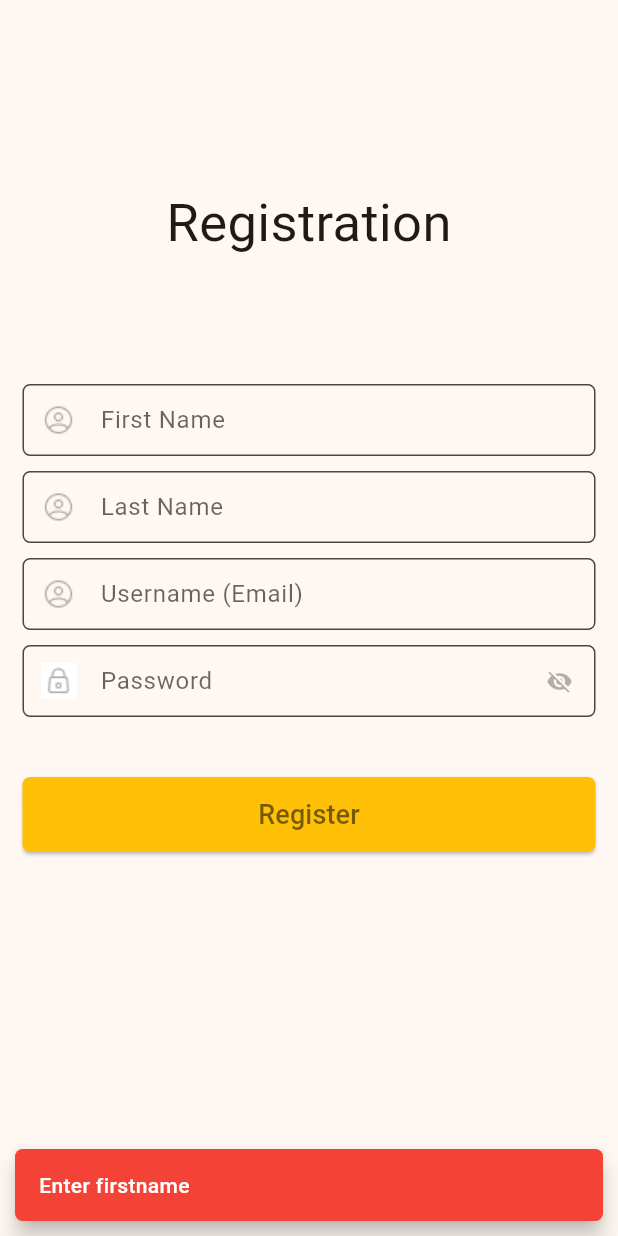
After one commit to flutterdevneeraj/aws_cognito_sample, a Flutter app: the RegistrationScreen screen opened directly, after a tap on "Register", on a phone screen of 412 x 824 dp. The commit adds this screen. Run offline on Flutter 3.47's test engine with Material 3 defaults, Android fonts, the phone set to English and light mode, and no system bars; our stand-ins replace flutter_dotenv, get; missing offline and left inert: amazon_cognito_identity_dart_2.

Commit message:
registration page create
registration page create

```diff
--- a/lib/authentication_module/controller/login_controller.dart
+++ b/lib/authentication_module/controller/login_controller.dart
@@ -64,4 +64,6 @@ class LoginController extends GetxController{
       }
     }
   }
+
+  void login() {}
 }
--- /dev/null
+++ b/lib/authentication_module/controller/registration_controller.dart
@@ -0,0 +1,68 @@
+import 'package:amazon_cognito_identity_dart_2/cognito.dart';
+import 'package:flutter/material.dart';
+import 'package:flutter_dotenv/flutter_dotenv.dart';
+import 'package:get/get.dart';
+
+import '../../common_module/view/widget/custom_snackbar.dart';
+
+class RegistrationController extends GetxController {
+  late FocusNode firstnameFocus = FocusNode();
+  late FocusNode lastnameFocus = FocusNode();
+  late FocusNode usernameFocus = FocusNode();
+  late FocusNode passwordFocus = FocusNode();
+  late TextEditingController firstname;
+  late TextEditingController lastname;
+  late TextEditingController username;
+  late TextEditingController password;
+  var data;
+
+  @override
+  void onInit() {
+    firstnameFocus = FocusNode();
+    lastnameFocus = FocusNode();
+    usernameFocus = FocusNode();
+    passwordFocus = FocusNode();
+    firstname = TextEditingController();
+    lastname = TextEditingController();
+    username = TextEditingController();
+    password = TextEditingController();
+    // TODO: implement onInit
+    super.onInit();
+  }
+
+  final userPool = CognitoUserPool(
+    '${(dotenv.env['POOL_ID'])}',
+    '${(dotenv.env['CLIENT_ID'])}',
+  );
+
+  registerUser() async {
+    String firstName = firstname.text.trim();
+    String lastName = lastname.text.trim();
+    String user = username.text.trim();
+    String pass = password.text.trim();
+    if (firstName.isEmpty) {
+      showCustomSnackBar('Enter firstname');
+    } else if (lastName.isEmpty) {
+      showCustomSnackBar('Enter lastname');
+    } else if (user.isEmpty) {
+      showCustomSnackBar('Enter username');
+    } else if (pass.isEmpty) {
+      showCustomSnackBar('Enter password');
+    } else {
+      final userAttributes = [
+        AttributeArg(name: 'first_name', value: firstName),
+        AttributeArg(name: 'last_name', value: lastName),
+      ];
+      try {
+        data = await userPool.signUp(
+          user,
+          pass,
+          userAttributes: userAttributes,
+        );
+        print(data);
+      } catch (e) {
+        print(e);
+      }
+    }
+  }
+}
--- /dev/null
+++ b/lib/authentication_module/view/registration_screen.dart
@@ -0,0 +1,116 @@
+import 'package:aws_cognito_sample/authentication_module/controller/registration_controller.dart';
+import 'package:aws_cognito_sample/utils/images.dart';
+import 'package:flutter/material.dart';
+import 'package:get/get.dart';
+import '../../common_module/view/widget/custom_text_field.dart';
+
+class RegistrationScreen extends StatefulWidget {
+  const RegistrationScreen({Key? key}) : super(key: key);
+
+  @override
+  State<RegistrationScreen> createState() => _RegistrationScreenState();
+}
+
+class _RegistrationScreenState extends State<RegistrationScreen> {
+  late RegistrationController registrationController;
+  @override
+  void initState() {
+    registrationController = Get.put(RegistrationController());
+    // TODO: implement initState
+    super.initState();
+  }
+  @override
+  Widget build(BuildContext context) {
+    return Scaffold(
+      body: Padding(
+        padding: const EdgeInsets.only(left: 15, right: 15),
+        child: Column(
+          mainAxisAlignment: MainAxisAlignment.center,
+          children: [
+            SizedBox(
+              height: Get.height * 0.15,
+            ),
+            Text(
+              "Registration",
+              style: TextStyle(fontSize: 35),
+            ),
+            SizedBox(
+              height: Get.height * 0.1,
+            ),
+            Form(
+              // key: loginController.formKey,
+                child: Column(
+                  children: [
+                    CustomTextField(
+                      hintText: 'First Name',
+                      controller: registrationController.firstname,
+                      focusNode: registrationController.firstnameFocus,
+                      inputAction: TextInputAction.next,
+                      prefixIcon: Images.user,
+                      divider: false,
+                    ),
+                    const SizedBox(
+                      height: 10,
+                    ),
+                    CustomTextField(
+                      hintText: 'Last Name',
+                      controller: registrationController.lastname,
+                      focusNode: registrationController.lastnameFocus,
+                      inputAction: TextInputAction.next,
+                      prefixIcon: Images.user,
+                      divider: false,
+                    ),
+                    const SizedBox(
+                      height: 10,
+                    ),
+                    CustomTextField(
+                      hintText: 'Username (Email)',
+                      controller: registrationController.username,
+                      focusNode: registrationController.usernameFocus,
+                      inputAction: TextInputAction.next,
+                      prefixIcon: Images.user,
+                      divider: false,
+                    ),
+                    const SizedBox(
+                      height: 10,
+                    ),
+                    CustomTextField(
+                      hintText: 'Password',
+                      controller: registrationController.password,
+                      focusNode: registrationController.passwordFocus,
+                      inputAction: TextInputAction.done,
+                      inputType: TextInputType.visiblePassword,
+                      prefixIcon: Images.lock,
+                      isPassword: true,
+                      // onSubmit: (text) {},
+                    ),
+                    const SizedBox(
+                      height: 40,
+                    ),
+                  ],
+                )),
+            Container(
+              width: Get.width,
+              height: 50,
+              child: ElevatedButton(
+                  style: ElevatedButton.styleFrom(
+                    backgroundColor: Colors.amber,
+                    shape: RoundedRectangleBorder(
+                      borderRadius: BorderRadius.circular(5.0),
+                    ),
+                  ),
+                  onPressed: () {
+                    registrationController.registerUser();
+                  },
+                  child: Text(
+                    "Register",
+                    style: TextStyle(fontSize: 18, color: Colors.black54),
+                  )),
+            ),
+            Spacer()
+          ],
+        ),
+      ),
+    );
+  }
+}
```
Also changed, not shown: lib/main.dart (line endings or trailing spaces).
